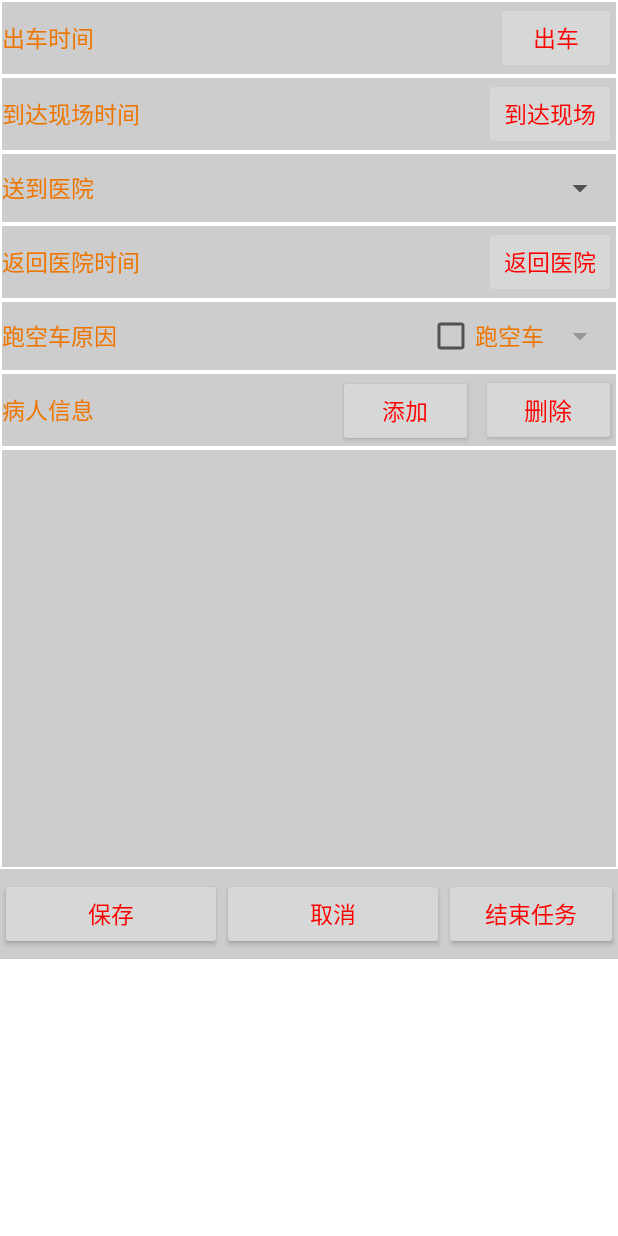
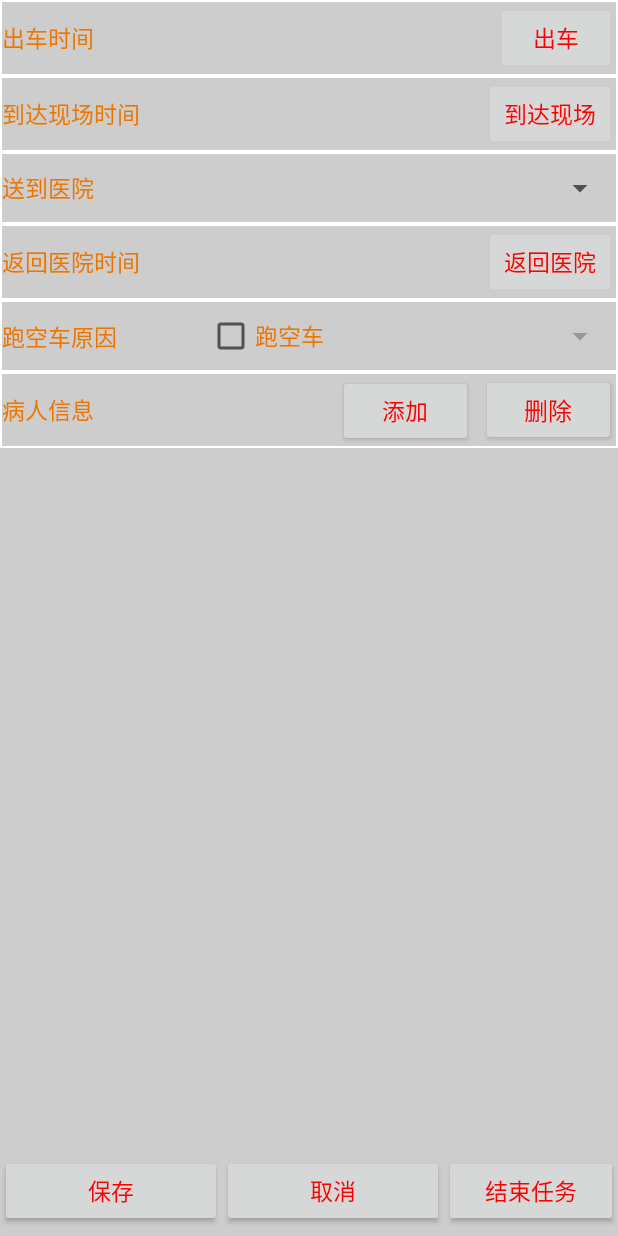
Before and after one commit to aaaaaaaazmx/RemisCarPad, an Android app: the TaskActivity screen opened directly, with no data from a screen before it, on a phone screen of 412 x 824 dp. Run offline under Robolectric (Android 15) with nearby library versions, the phone set to English and light mode, and no system bars; libraries missing offline, so code that uses them is left out: com.alibaba.fastjson; 3 statements that could not run were skipped.

Commit message:
添加病人单独删除功能，修改布局ui，

```diff
--- a/app/src/main/res/layout/activity_task.xml
+++ b/app/src/main/res/layout/activity_task.xml
@@ -1,32 +1,41 @@
 <?xml version="1.0" encoding="utf-8"?>
-    <LinearLayout xmlns:android="http://schemas.android.com/apk/res/android" android:orientation="vertical" android:layout_width="match_parent"
+<RelativeLayout xmlns:android="http://schemas.android.com/apk/res/android"
+    xmlns:tools="http://schemas.android.com/tools"
+    android:layout_width="match_parent"
+    xmlns:app="http://schemas.android.com/apk/res-auto"
+    android:background="#cdcdcd"
     android:layout_height="wrap_content"
-        >
-        <TableLayout
+    android:orientation="vertical">
+
+
+    <LinearLayout
+        android:background="@color/white"
         android:layout_width="match_parent"
-            android:layout_height="match_parent"
+        android:layout_height="wrap_content"
+        android:orientation="vertical"
         android:textSize="35sp">
 
         <LinearLayout
             android:layout_width="match_parent"
-                android:layout_height="match_parent" android:layout_margin="1dip"
-                android:background="#cdcdcd" >
+            android:layout_height="match_parent"
+            android:layout_margin="1dip"
+            android:background="#cdcdcd">
 
             <TextView
-                    android:layout_weight="1"
                 android:id="@+id/labText0"
                 android:layout_width="wrap_content"
                 android:layout_height="wrap_content"
                 android:layout_gravity="center_vertical"
+                android:layout_weight="1"
                 android:text="出车时间   "
                 android:textColor="#EE7600"
                 android:textSize="15sp" />
 
             <TextView
-                    android:layout_weight="1"
                 android:id="@+id/txtCarOutDate"
                 android:layout_width="wrap_content"
                 android:layout_height="46dp"
+                android:layout_weight="1"
                 android:gravity="center_horizontal|center_vertical"
                 android:inputType="none"
                 android:singleLine="false"
@@ -43,26 +52,28 @@
                 android:textSize="15sp" />
 
         </LinearLayout>
+
         <LinearLayout
             android:layout_width="match_parent"
-                android:layout_height="match_parent" android:layout_margin="1dip"
-                android:background="#cdcdcd" >
+            android:layout_height="match_parent"
+            android:layout_margin="1dip"
+            android:background="#cdcdcd">
 
             <TextView
-                    android:layout_weight="1"
                 android:id="@+id/labText2"
                 android:layout_width="wrap_content"
                 android:layout_height="wrap_content"
                 android:layout_gravity="center_vertical"
+                android:layout_weight="1"
                 android:text="到达现场时间"
                 android:textColor="#EE7600"
                 android:textSize="15sp" />
 
             <TextView
-                    android:layout_weight="1"
                 android:id="@+id/txtArriveDate"
                 android:layout_width="wrap_content"
                 android:layout_height="46dp"
+                android:layout_weight="1"
                 android:gravity="center_horizontal|center_vertical"
                 android:inputType="none"
                 android:singleLine="false"
@@ -78,52 +89,54 @@
                 android:textColor="#ff0000"
                 android:textSize="15sp" />
         </LinearLayout>
+
         <LinearLayout
             android:layout_width="match_parent"
-                android:layout_height="match_parent" android:layout_margin="1dip"
-                android:background="#cdcdcd" >
+            android:layout_height="match_parent"
+            android:layout_margin="1dip"
+            android:background="#cdcdcd">
 
             <TextView
-                    android:layout_weight="1"
                 android:id="@+id/labText4"
                 android:layout_width="wrap_content"
                 android:layout_height="wrap_content"
                 android:layout_gravity="center_vertical"
+                android:layout_weight="1"
                 android:text="送到医院"
                 android:textColor="#EE7600"
                 android:textSize="15sp" />
 
             <Spinner
-                    android:layout_weight="1"
                 android:id="@+id/listHospital"
                 android:layout_width="wrap_content"
                 android:layout_height="45dp"
-                    />
+                android:layout_weight="1" />
 
         </LinearLayout>
 
         <LinearLayout
-                android:visibility="gone"
             android:id="@+id/trOutHospital"
             android:layout_width="match_parent"
-                android:layout_height="match_parent" android:layout_margin="1dip"
-                android:background="#cdcdcd" >
+            android:layout_height="match_parent"
+            android:layout_margin="1dip"
+            android:background="#cdcdcd"
+            android:visibility="gone">
 
             <TextView
-                    android:layout_weight="1"
                 android:layout_width="wrap_content"
                 android:layout_height="wrap_content"
                 android:layout_gravity="center_vertical"
+                android:layout_weight="1"
                 android:hint="请选择时间"
                 android:text="送达外院时间"
                 android:textColor="#EE7600"
                 android:textSize="15sp" />
 
             <TextView
-                    android:layout_weight="1"
                 android:id="@+id/txtOutHospitalDate"
                 android:layout_width="wrap_content"
                 android:layout_height="46dp"
+                android:layout_weight="1"
                 android:gravity="center_horizontal|center_vertical"
                 android:inputType="none"
                 android:singleLine="false"
@@ -138,27 +151,29 @@
                 android:textColor="#ff0000"
                 android:textSize="15sp" />
         </LinearLayout>
+
         <LinearLayout
             android:layout_width="match_parent"
-                android:layout_height="match_parent" android:layout_margin="1dip"
-                android:background="#cdcdcd" >
+            android:layout_height="match_parent"
+            android:layout_margin="1dip"
+            android:background="#cdcdcd">
 
             <TextView
-                    android:layout_weight="1"
                 android:id="@+id/labText3"
                 android:layout_width="wrap_content"
                 android:layout_height="wrap_content"
                 android:layout_gravity="center_vertical"
+                android:layout_weight="1"
                 android:hint="请选择时间"
                 android:text="返回医院时间"
                 android:textColor="#EE7600"
                 android:textSize="15sp" />
 
             <TextView
-                    android:layout_weight="1"
                 android:id="@+id/txtDestDate"
                 android:layout_width="wrap_content"
                 android:layout_height="46dp"
+                android:layout_weight="1"
                 android:gravity="center_horizontal|center_vertical"
                 android:inputType="none"
                 android:singleLine="false"
@@ -175,58 +190,72 @@
         </LinearLayout>
 
 
-            <LinearLayout
+        <androidx.constraintlayout.widget.ConstraintLayout
+            tools:ignore="MissingConstraints"
             android:layout_width="match_parent"
             android:layout_height="match_parent"
             android:layout_margin="1dip"
-                android:background="#cdcdcd" >
+            android:background="#cdcdcd">
 
             <TextView
-                    android:layout_weight="3"
+                app:layout_constraintStart_toStartOf="parent"
+                app:layout_constraintEnd_toStartOf="@+id/chkEmpty"
+                app:layout_constraintBottom_toBottomOf="parent"
+                app:layout_constraintTop_toTopOf="parent"
                 android:id="@+id/labText5"
-                    android:layout_width="wrap_content"
+                android:layout_width="0dp"
                 android:layout_height="wrap_content"
                 android:layout_gravity="center_vertical"
+                android:layout_weight="3"
                 android:text="跑空车原因"
                 android:textColor="#EE7600"
-                    android:textSize="15sp" />
+                android:textSize="15sp"
+                />
 
             <CheckBox
+                app:layout_constraintBottom_toBottomOf="@+id/labText5"
+                app:layout_constraintTop_toTopOf="@+id/labText5"
+                app:layout_constraintStart_toEndOf="@+id/labText5"
+                app:layout_constraintEnd_toStartOf="@+id/listEmptyReason"
+                android:id="@+id/chkEmpty"
+                android:layout_width="0dp"
                 android:layout_height="wrap_content"
-                    android:layout_width="wrap_content"
-                    android:id="@+id/chkEmpty"
-                    android:layout_gravity="center_horizontal|center_vertical"
                 android:text="跑空车"
                 android:textColor="#EE7600"
                 android:textSize="15sp" />
 
             <Spinner
+                app:layout_constraintBottom_toBottomOf="@+id/labText5"
+                app:layout_constraintTop_toTopOf="@+id/labText5"
+                app:layout_constraintStart_toEndOf="@+id/chkEmpty"
+                app:layout_constraintEnd_toEndOf="parent"
                 android:id="@+id/listEmptyReason"
-                    android:layout_width="wrap_content"
-                    android:layout_height="45dp"
-                    />
+                android:layout_width="0dp"
+                android:layout_height="45dp" />
 
-            </LinearLayout>
+        </androidx.constraintlayout.widget.ConstraintLayout>
+
         <LinearLayout
             android:layout_width="match_parent"
-                android:layout_height="match_parent" android:layout_margin="1dip"
-                android:background="#cdcdcd" >
+            android:layout_height="match_parent"
+            android:layout_margin="1dip"
+            android:background="#cdcdcd">
 
             <TextView
-                    android:layout_weight="1"
                 android:id="@+id/labText6"
                 android:layout_width="150dp"
                 android:layout_height="wrap_content"
                 android:layout_gravity="center_vertical"
+                android:layout_weight="1"
                 android:text="病人信息"
                 android:textColor="#EE7600"
                 android:textSize="15sp" />
 
             <Button
-                    android:layout_marginEnd="5dp"
                 android:id="@+id/btnAdd"
                 android:layout_width="90dp"
                 android:layout_height="wrap_content"
+                android:layout_marginRight="5dp"
                 android:text="添加"
                 android:textColor="#ff0000"
                 android:textSize="15sp" />
@@ -241,11 +270,11 @@
 
         </LinearLayout>
 
-            <TableRow
+        <LinearLayout
             android:layout_width="match_parent"
             android:layout_height="wrap_content"
-                android:layout_margin="1dip"
-                android:background="#cdcdcd">
+            android:background="#cdcdcd"
+            android:orientation="vertical">
 
             <ListView
                 android:id="@+id/listPat"
@@ -256,9 +285,11 @@
 
             </ListView>
 
-            </TableRow>
-        </TableLayout>
+        </LinearLayout>
+    </LinearLayout>
+
     <LinearLayout
+        android:layout_alignParentBottom="true"
         android:layout_width="fill_parent"
         android:layout_height="60dp"
         android:background="#cdcdcd"
@@ -295,4 +326,4 @@
             android:textSize="15sp" />
 
     </LinearLayout>
-    </LinearLayout>
+</RelativeLayout>
--- a/app/src/main/res/layout/list_item.xml
+++ b/app/src/main/res/layout/list_item.xml
@@ -2,6 +2,7 @@
 <LinearLayout xmlns:android="http://schemas.android.com/apk/res/android"
     android:layout_width="match_parent"
     android:layout_height="40dp"
+    android:id="@+id/listItem"
     android:orientation="horizontal"
     android:background="@drawable/underline">
     <View
```
Also changed, not shown: app/src/main/java/com/drc/remiscar/BaseActivity.kt (+30 -14 lines), app/src/main/java/com/drc/remiscar/DetailActivity.java (+7 -7 lines), app/src/main/java/com/drc/remiscar/ListPatAdapter.java (+39 -16 lines), app/src/main/java/com/drc/remiscar/TaskActivity.java (+21 -19 lines). Lines whose indentation alone changed are shown as unchanged.
